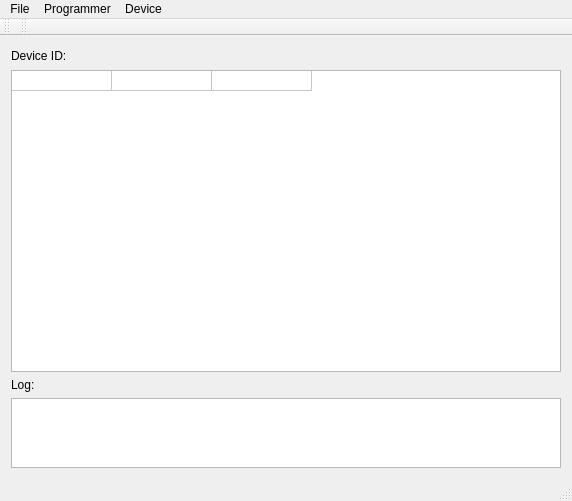
First picture: the form in qt/main_window.ui, repository bbogush/nand_programmer, before the edit.
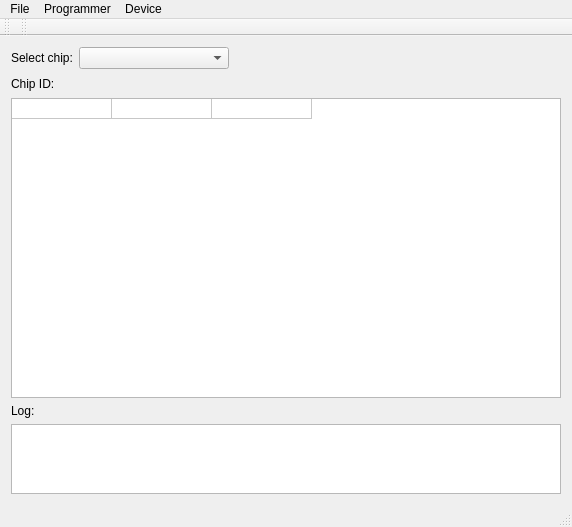
Second picture: the form after the edit.

Commit message: Implemented select chip UI and command

What changed in the file:
```diff
--- a/qt/main_window.ui
+++ b/qt/main_window.ui
@@ -20,6 +20,61 @@
    <layout class="QVBoxLayout" name="verticalLayout_2">
     <item>
      <layout class="QVBoxLayout" name="verticalLayout">
+      <item>
+       <layout class="QGridLayout" name="gridLayout_3">
+        <item row="2" column="1">
+         <widget class="QComboBox" name="chipSelectComboBox">
+          <property name="sizePolicy">
+           <sizepolicy hsizetype="Preferred" vsizetype="Fixed">
+            <horstretch>0</horstretch>
+            <verstretch>0</verstretch>
+           </sizepolicy>
+          </property>
+          <property name="minimumSize">
+           <size>
+            <width>150</width>
+            <height>0</height>
+           </size>
+          </property>
+          <property name="maximumSize">
+           <size>
+            <width>16777215</width>
+            <height>16777215</height>
+           </size>
+          </property>
+          <property name="currentText">
+           <string/>
+          </property>
+         </widget>
+        </item>
+        <item row="2" column="0">
+         <widget class="QLabel" name="label_2">
+          <property name="maximumSize">
+           <size>
+            <width>70</width>
+            <height>16777215</height>
+           </size>
+          </property>
+          <property name="text">
+           <string>Select chip:</string>
+          </property>
+         </widget>
+        </item>
+        <item row="2" column="2">
+         <spacer name="horizontalSpacer_2">
+          <property name="orientation">
+           <enum>Qt::Horizontal</enum>
+          </property>
+          <property name="sizeHint" stdset="0">
+           <size>
+            <width>40</width>
+            <height>20</height>
+           </size>
+          </property>
+         </spacer>
+        </item>
+       </layout>
+      </item>
       <item>
        <layout class="QGridLayout" name="gridLayout">
         <item row="0" column="1">
@@ -56,7 +111,7 @@
            </size>
           </property>
           <property name="text">
-           <string>Device ID:</string>
+           <string>Chip ID:</string>
           </property>
          </widget>
         </item>
```
The commit also changes 5 other files.
